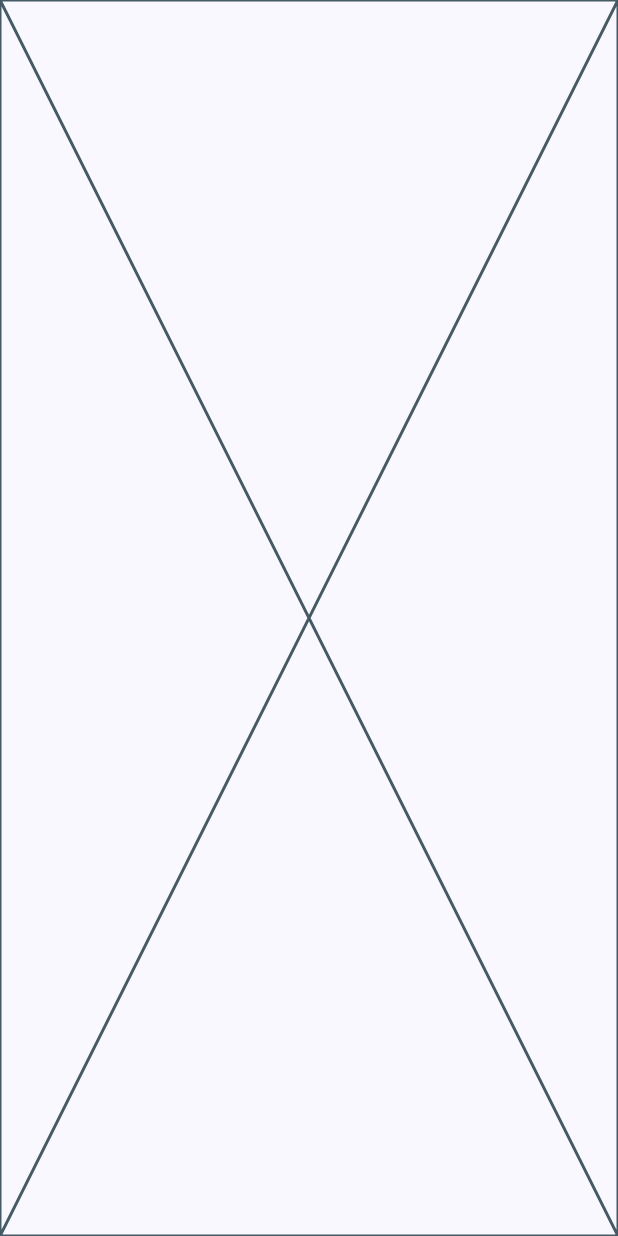
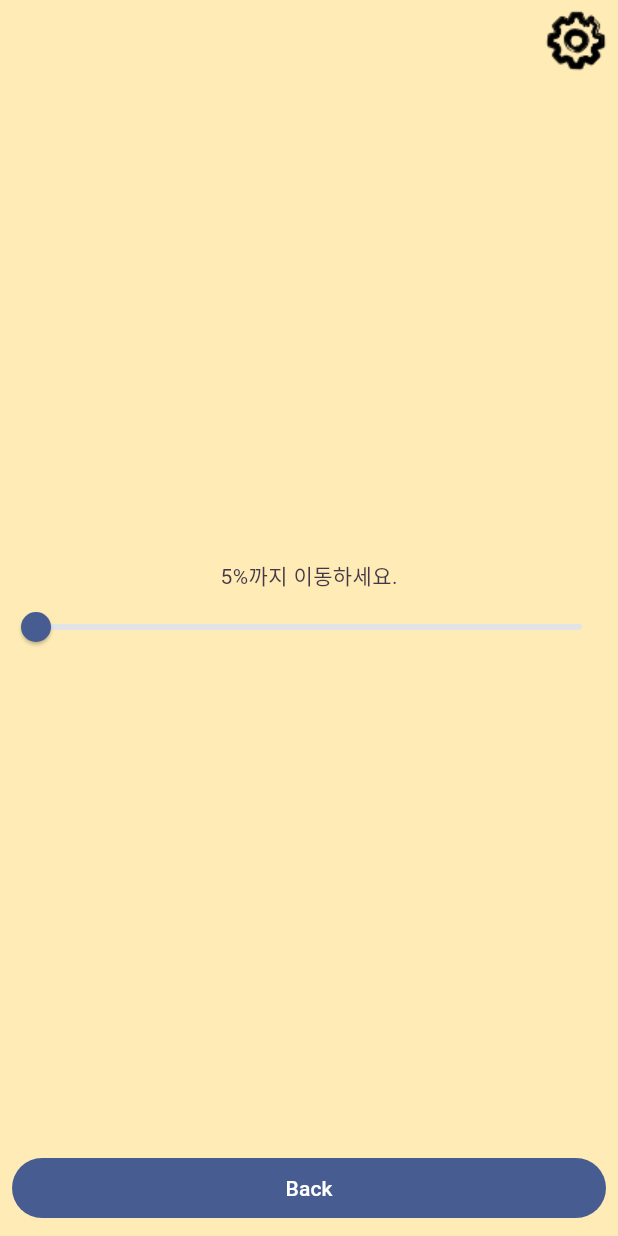
Before and after one commit to freemancho1/game_template, a Flutter app: the PlaySessionScreen screen opened directly with sample values from the repository, on a phone screen of 412 x 824 dp. Run offline on Flutter 3.47's test engine with Material 2 defaults, Android fonts, the phone set to English and light mode, and no system bars; our stand-ins replace firebase_crashlytics, go_router, shared_preferences; accounts and stored records are empty.

Commit message:
20230422.1241

```diff
--- a/lib/config.dart
+++ b/lib/config.dart
@@ -39,5 +39,12 @@ class AppCfg {
   static const durationCelebration = Duration(milliseconds: 2000);
   static const durationPreCelebration = Duration(milliseconds: 500);
 
+  static const colorConfettiDefault = [
+    Color(0xffd10841),
+    Color(0xff1d75fb),
+    Color(0xff0050bc),
+    Color(0xffa2dcc7),
+  ];
+
   static String formatTwoDigit(int value) => NumberFormat('00').format(value);
 }
--- /dev/null
+++ b/lib/src/games_services/level_state.dart
@@ -0,0 +1,19 @@
+import 'package:flutter/cupertino.dart';
+
+class LevelState extends ChangeNotifier {
+  final VoidCallback onWin;
+  final int goal;
+  LevelState({required this.onWin, this.goal=100});
+
+  int _progress = 0;
+  int get progress => _progress;
+
+  void setProgress(int value) {
+    _progress = value;
+    notifyListeners();
+  }
+
+  void evaluate() {
+    if (_progress >= goal) onWin();
+  }
+}
--- a/lib/src/level_selection/levels.dart
+++ b/lib/src/level_selection/levels.dart
@@ -27,11 +27,11 @@ const gameLevels = [
   ),
   GameLevel(
     number: 2,
-    difficulty: 33,
+    difficulty: 46,
   ),
   GameLevel(
     number: 3,
-    difficulty: 99,
+    difficulty: 100,
     achievementIdIOS: 'finished',
     achievementIdAndroid: 'fdklasfaDFadsfasf',    /// 임의문자
   ),
--- a/lib/src/main_menu/main_menu_screen.dart
+++ b/lib/src/main_menu/main_menu_screen.dart
@@ -33,10 +33,7 @@ class MainMenuScreen extends StatelessWidget {
           mainAxisAlignment: MainAxisAlignment.end,
           children: [
             FilledButton(
-              onPressed: () {
-                // todo: router '/play' 구현 후 구현
-                context.go('/play');
-              },
+              onPressed: () => context.go('/play'),
               child: const Text('Play'),
             ),
             AppCfg.hGap10,
--- a/lib/src/play_session/play_session_screen.dart
+++ b/lib/src/play_session/play_session_screen.dart
@@ -1,8 +1,11 @@
 import 'package:flutter/material.dart';
 import 'package:game_template/config.dart';
+import 'package:game_template/src/games_services/level_state.dart';
 import 'package:game_template/src/games_services/score.dart';
 import 'package:game_template/src/level_selection/levels.dart';
 import 'package:game_template/src/player_progress/player_progress.dart';
+import 'package:game_template/src/style/confetti.dart';
+import 'package:game_template/src/style/palette.dart';
 import 'package:go_router/go_router.dart';
 import 'package:logging/logging.dart';
 import 'package:provider/provider.dart';
@@ -28,7 +31,7 @@ class _PlaySessionScreenState extends State<PlaySessionScreen> {
     // todo: 인앱결제 후 구현
   }
 
-  Future<void> _playWon() async {
+  Future<void> _playerWon() async {
     _log.info('Level ${widget.level.number} won');
 
     final score = Score(
@@ -54,9 +57,79 @@ class _PlaySessionScreenState extends State<PlaySessionScreen> {
     context.go('/play/won', extra: {'score': score});
   }
 
-  // todo: 여기서부터 하자~~~~~~~~~~~
   @override
   Widget build(BuildContext context) {
-    return const Placeholder();
+    final palette = context.watch<Palette>();
+
+    return MultiProvider(
+      providers: [
+        ChangeNotifierProvider(
+          create: (context) => LevelState(
+            onWin: _playerWon,
+            goal: widget.level.difficulty,
+          ),
+        )
+      ],
+      child: IgnorePointer(
+        ignoring: _duringCelebration,
+        child: Scaffold(
+          backgroundColor: palette.backgroundPlaySession,
+          body: Stack(
+            children: [
+              Center(
+                child: Column(
+                  mainAxisAlignment: MainAxisAlignment.center,
+                  children: [
+                    Align(
+                      alignment: Alignment.centerRight,
+                      child: InkResponse(
+                        onTap: () => context.go('/settings'),
+                        child: Image.asset(
+                          'assets/images/settings.png',
+                          semanticLabel: 'Settings',
+                        ),
+                      ),
+                    ),
+                    const Spacer(),
+                    Text('${widget.level.difficulty}%까지 이동하세요.'),
+                    Consumer<LevelState>(
+                      builder: (context, levelState, child) => Slider(
+                        label: 'Level Progress',
+                        autofocus: true,
+                        value: levelState.progress / 100,
+                        onChanged: (value) =>
+                          levelState.setProgress((value*100).round()),
+                        onChangeEnd: (value) => levelState.evaluate(),
+                      )
+                    ),
+                    const Spacer(),
+                    Padding(
+                      padding: const EdgeInsets.all(AppCfg.baseEdgeSize),
+                      child: SizedBox(
+                        width: double.infinity,
+                        child: FilledButton(
+                          onPressed: () => context.go('/play'),
+                          child: const Text('Back'),
+                        ),
+                      ),
+                    )
+                  ],
+                ),
+              ),
+              SizedBox.expand(
+                child: Visibility(
+                  visible: _duringCelebration,
+                  child: IgnorePointer(
+                    child: Confetti(
+                      isStopped: !_duringCelebration,
+                    ),
+                  ),
+                ),
+              )
+            ],
+          ),
+        ),
+      ),
+    );
   }
 }
```
Also changed, not shown: lib/main.dart (+20 -4 lines), lib/src/level_selection/level_selection_screen.dart (+13 -3 lines), lib/src/style/confetti.dart (added, +179 -0 lines), lib/src/win_game/win_game_screen.dart (added, +51 -0 lines).
